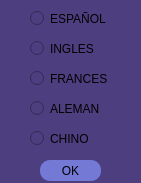
Old version of the form interfaz/idiomas.ui in the repository Supranet-ar/tvip.
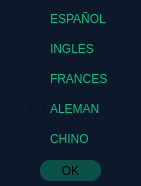
New version of the form.

Commit message: Tarea:Cambio de idiomas y perfiles mediante API

Patch:
```diff
--- a/interfaz/idiomas.ui
+++ b/interfaz/idiomas.ui
@@ -7,14 +7,15 @@
     <x>0</x>
     <y>0</y>
     <width>141</width>
-    <height>183</height>
+    <height>186</height>
    </rect>
   </property>
   <property name="windowTitle">
    <string>Dialog</string>
   </property>
   <property name="styleSheet">
-   <string notr="true">background-color: rgb(77, 62, 127);</string>
+   <string notr="true">background-color: rgb(77, 62, 127);
+background-color: rgb(13, 25, 43);</string>
   </property>
   <widget class="QRadioButton" name="radioButton">
    <property name="geometry">
@@ -25,6 +26,124 @@
      <height>17</height>
     </rect>
    </property>
+   <property name="palette">
+    <palette>
+     <active>
+      <colorrole role="WindowText">
+       <brush brushstyle="SolidPattern">
+        <color alpha="255">
+         <red>9</red>
+         <green>193</green>
+         <blue>132</blue>
+        </color>
+       </brush>
+      </colorrole>
+      <colorrole role="Button">
+       <brush brushstyle="SolidPattern">
+        <color alpha="255">
+         <red>13</red>
+         <green>25</green>
+         <blue>43</blue>
+        </color>
+       </brush>
+      </colorrole>
+      <colorrole role="Base">
+       <brush brushstyle="SolidPattern">
+        <color alpha="255">
+         <red>13</red>
+         <green>25</green>
+         <blue>43</blue>
+        </color>
+       </brush>
+      </colorrole>
+      <colorrole role="Window">
+       <brush brushstyle="SolidPattern">
+        <color alpha="255">
+         <red>13</red>
+         <green>25</green>
+         <blue>43</blue>
+        </color>
+       </brush>
+      </colorrole>
+     </active>
+     <inactive>
+      <colorrole role="WindowText">
+       <brush brushstyle="SolidPattern">
+        <color alpha="255">
+         <red>9</red>
+         <green>193</green>
+         <blue>132</blue>
+        </color>
+       </brush>
+      </colorrole>
+      <colorrole role="Button">
+       <brush brushstyle="SolidPattern">
+        <color alpha="255">
+         <red>13</red>
+         <green>25</green>
+         <blue>43</blue>
+        </color>
+       </brush>
+      </colorrole>
+      <colorrole role="Base">
+       <brush brushstyle="SolidPattern">
+        <color alpha="255">
+         <red>13</red>
+         <green>25</green>
+         <blue>43</blue>
+        </color>
+       </brush>
+      </colorrole>
+      <colorrole role="Window">
+       <brush brushstyle="SolidPattern">
+        <color alpha="255">
+         <red>13</red>
+         <green>25</green>
+         <blue>43</blue>
+        </color>
+       </brush>
+      </colorrole>
+     </inactive>
+     <disabled>
+      <colorrole role="WindowText">
+       <brush brushstyle="SolidPattern">
+        <color alpha="255">
+         <red>120</red>
+         <green>120</green>
+         <blue>120</blue>
+        </color>
+       </brush>
+      </colorrole>
+      <colorrole role="Button">
+       <brush brushstyle="SolidPattern">
+        <color alpha="255">
+         <red>13</red>
+         <green>25</green>
+         <blue>43</blue>
+        </color>
+       </brush>
+      </colorrole>
+      <colorrole role="Base">
+       <brush brushstyle="SolidPattern">
+        <color alpha="255">
+         <red>13</red>
+         <green>25</green>
+         <blue>43</blue>
+        </color>
+       </brush>
+      </colorrole>
+      <colorrole role="Window">
+       <brush brushstyle="SolidPattern">
+        <color alpha="255">
+         <red>13</red>
+         <green>25</green>
+         <blue>43</blue>
+        </color>
+       </brush>
+      </colorrole>
+     </disabled>
+    </palette>
+   </property>
    <property name="styleSheet">
     <string notr="true">font: 75 8pt &quot;MS Shell Dlg 2&quot;;</string>
    </property>
@@ -41,6 +160,127 @@
      <height>17</height>
     </rect>
    </property>
+   <property name="palette">
+    <palette>
+     <active>
+      <colorrole role="WindowText">
+       <brush brushstyle="SolidPattern">
+        <color alpha="255">
+         <red>9</red>
+         <green>193</green>
+         <blue>132</blue>
+        </color>
+       </brush>
+      </colorrole>
+      <colorrole role="Button">
+       <brush brushstyle="SolidPattern">
+        <color alpha="255">
+         <red>13</red>
+         <green>25</green>
+         <blue>43</blue>
+        </color>
+       </brush>
+      </colorrole>
+      <colorrole role="Base">
+       <brush brushstyle="SolidPattern">
+        <color alpha="255">
+         <red>13</red>
+         <green>25</green>
+         <blue>43</blue>
+        </color>
+       </brush>
+      </colorrole>
+      <colorrole role="Window">
+       <brush brushstyle="SolidPattern">
+        <color alpha="255">
+         <red>13</red>
+         <green>25</green>
+         <blue>43</blue>
+        </color>
+       </brush>
+      </colorrole>
+     </active>
+     <inactive>
+      <colorrole role="WindowText">
+       <brush brushstyle="SolidPattern">
+        <color alpha="255">
+         <red>9</red>
+         <green>193</green>
+         <blue>132</blue>
+        </color>
+       </brush>
+      </colorrole>
+      <colorrole role="Button">
+       <brush brushstyle="SolidPattern">
+        <color alpha="255">
+         <red>13</red>
+         <green>25</green>
+         <blue>43</blue>
+        </color>
+       </brush>
+      </colorrole>
+      <colorrole role="Base">
+       <brush brushstyle="SolidPattern">
+        <color alpha="255">
+         <red>13</red>
+         <green>25</green>
+         <blue>43</blue>
+        </color>
+       </brush>
+      </colorrole>
+      <colorrole role="Window">
+       <brush brushstyle="SolidPattern">
+        <color alpha="255">
+         <red>13</red>
+         <green>25</green>
+         <blue>43</blue>
+        </color>
+       </brush>
+      </colorrole>
+     </inactive>
+     <disabled>
+      <colorrole role="WindowText">
+       <brush brushstyle="SolidPattern">
+        <color alpha="255">
+         <red>120</red>
+         <green>120</green>
+         <blue>120</blue>
+        </color>
+       </brush>
+      </colorrole>
+      <colorrole role="Button">
+       <brush brushstyle="SolidPattern">
+        <color alpha="255">
+         <red>13</red>
+         <green>25</green>
+         <blue>43</blue>
+        </color>
+       </brush>
+      </colorrole>
+      <colorrole role="Base">
+       <brush brushstyle="SolidPattern">
+        <color alpha="255">
+         <red>13</red>
+         <green>25</green>
+         <blue>43</blue>
+        </color>
+       </brush>
+      </colorrole>
+      <colorrole role="Window">
+       <brush brushstyle="SolidPattern">
+        <color alpha="255">
+         <red>13</red>
+         <green>25</green>
+         <blue>43</blue>
+        </color>
+       </brush>
+      </colorrole>
+     </disabled>
+    </palette>
+   </property>
+   <property name="styleSheet">
+    <string notr="true">font: 75 11pt &quot;Bahnschrift Condensed&quot;;</string>
+   </property>
    <property name="text">
     <string>INGLES</string>
    </property>
@@ -54,6 +294,127 @@
      <height>17</height>
     </rect>
    </property>
+   <property name="palette">
+    <palette>
+     <active>
+      <colorrole role="WindowText">
+       <brush brushstyle="SolidPattern">
+        <color alpha="255">
+         <red>9</red>
+         <green>193</green>
+         <blue>132</blue>
+        </color>
+       </brush>
+      </colorrole>
+      <colorrole role="Button">
+       <brush brushstyle="SolidPattern">
+        <color alpha="255">
+         <red>13</red>
+         <green>25</green>
+         <blue>43</blue>
+        </color>
+       </brush>
+      </colorrole>
+      <colorrole role="Base">
+       <brush brushstyle="SolidPattern">
+        <color alpha="255">
+         <red>13</red>
+         <green>25</green>
+         <blue>43</blue>
+        </color>
+       </brush>
+      </colorrole>
+      <colorrole role="Window">
+       <brush brushstyle="SolidPattern">
+        <color alpha="255">
+         <red>13</red>
+         <green>25</green>
+         <blue>43</blue>
+        </color>
+       </brush>
+      </colorrole>
+     </active>
+     <inactive>
+      <colorrole role="WindowText">
+       <brush brushstyle="SolidPattern">
+        <color alpha="255">
+         <red>9</red>
+         <green>193</green>
+         <blue>132</blue>
+        </color>
+       </brush>
+      </colorrole>
+      <colorrole role="Button">
+       <brush brushstyle="SolidPattern">
+        <color alpha="255">
+         <red>13</red>
+         <green>25</green>
+         <blue>43</blue>
+        </color>
+       </brush>
+      </colorrole>
+      <colorrole role="Base">
+       <brush brushstyle="SolidPattern">
+        <color alpha="255">
+         <red>13</red>
+         <green>25</green>
+         <blue>43</blue>
+        </color>
+       </brush>
+      </colorrole>
+      <colorrole role="Window">
+       <brush brushstyle="SolidPattern">
+        <color alpha="255">
+         <red>13</red>
+         <green>25</green>
+         <blue>43</blue>
+        </color>
+       </brush>
+      </colorrole>
+     </inactive>
+     <disabled>
+      <colorrole role="WindowText">
+       <brush brushstyle="SolidPattern">
+        <color alpha="255">
+         <red>120</red>
+         <green>120</green>
+         <blue>120</blue>
+        </color>
+       </brush>
+      </colorrole>
+      <colorrole role="Button">
+       <brush brushstyle="SolidPattern">
+        <color alpha="255">
+         <red>13</red>
+         <green>25</green>
+         <blue>43</blue>
+        </color>
+       </brush>
+      </colorrole>
+      <colorrole role="Base">
+       <brush brushstyle="SolidPattern">
+        <color alpha="255">
+         <red>13</red>
+         <green>25</green>
+         <blue>43</blue>
+        </color>
+       </brush>
+      </colorrole>
+      <colorrole role="Window">
+       <brush brushstyle="SolidPattern">
+        <color alpha="255">
+         <red>13</red>
+         <green>25</green>
+         <blue>43</blue>
+        </color>
+       </brush>
+      </colorrole>
+     </disabled>
+    </palette>
+   </property>
+   <property name="styleSheet">
+    <string notr="true">font: 75 11pt &quot;Bahnschrift Condensed&quot;;</string>
+   </property>
    <property name="text">
     <string>FRANCES</string>
    </property>
@@ -67,6 +428,127 @@
      <height>17</height>
     </rect>
    </property>
+   <property name="palette">
+    <palette>
+     <active>
+      <colorrole role="WindowText">
+       <brush brushstyle="SolidPattern">
+        <color alpha="255">
+         <red>9</red>
+         <green>193</green>
+         <blue>132</blue>
+        </color>
+       </brush>
+      </colorrole>
+      <colorrole role="Button">
+       <brush brushstyle="SolidPattern">
+        <color alpha="255">
+         <red>13</red>
+         <green>25</green>
+         <blue>43</blue>
+        </color>
+       </brush>
+      </colorrole>
+      <colorrole role="Base">
+       <brush brushstyle="SolidPattern">
+        <color alpha="255">
+         <red>13</red>
+         <green>25</green>
+         <blue>43</blue>
+        </color>
+       </brush>
+      </colorrole>
+      <colorrole role="Window">
+       <brush brushstyle="SolidPattern">
+        <color alpha="255">
+         <red>13</red>
+         <green>25</green>
+         <blue>43</blue>
+        </color>
+       </brush>
+      </colorrole>
+     </active>
+     <inactive>
+      <colorrole role="WindowText">
+       <brush brushstyle="SolidPattern">
+        <color alpha="255">
+         <red>9</red>
+         <green>193</green>
+         <blue>132</blue>
+        </color>
+       </brush>
+      </colorrole>
+      <colorrole role="Button">
+       <brush brushstyle="SolidPattern">
+        <color alpha="255">
+         <red>13</red>
+         <green>25</green>
+         <blue>43</blue>
+        </color>
+       </brush>
+      </colorrole>
+      <colorrole role="Base">
+       <brush brushstyle="SolidPattern">
+        <color alpha="255">
+         <red>13</red>
+         <green>25</green>
+         <blue>43</blue>
+        </color>
+       </brush>
+      </colorrole>
+      <colorrole role="Window">
+       <brush brushstyle="SolidPattern">
+        <color alpha="255">
+         <red>13</red>
+         <green>25</green>
+         <blue>43</blue>
+        </color>
+       </brush>
+      </colorrole>
+     </inactive>
+     <disabled>
+      <colorrole role="WindowText">
+       <brush brushstyle="SolidPattern">
+        <color alpha="255">
+         <red>120</red>
+         <green>120</green>
+         <blue>120</blue>
+        </color>
+       </brush>
+      </colorrole>
+      <colorrole role="Button">
+       <brush brushstyle="SolidPattern">
+        <color alpha="255">
+         <red>13</red>
+         <green>25</green>
+         <blue>43</blue>
+        </color>
+       </brush>
+      </colorrole>
+      <colorrole role="Base">
+       <brush brushstyle="SolidPattern">
+        <color alpha="255">
+         <red>13</red>
+         <green>25</green>
+         <blue>43</blue>
+        </color>
+       </brush>
+      </colorrole>
+      <colorrole role="Window">
+       <brush brushstyle="SolidPattern">
+        <color alpha="255">
+         <red>13</red>
+         <green>25</green>
+         <blue>43</blue>
+        </color>
+       </brush>
+      </colorrole>
+     </disabled>
+    </palette>
+   </property>
+   <property name="styleSheet">
+    <string notr="true">font: 75 11pt &quot;Bahnschrift Condensed&quot;;</string>
+   </property>
    <property name="text">
     <string>ALEMAN</string>
    </property>
@@ -80,6 +562,127 @@
      <height>17</height>
     </rect>
    </property>
+   <property name="palette">
+    <palette>
+     <active>
+      <colorrole role="WindowText">
+       <brush brushstyle="SolidPattern">
+        <color alpha="255">
+         <red>9</red>
+         <green>193</green>
+         <blue>132</blue>
+        </color>
+       </brush>
+      </colorrole>
+      <colorrole role="Button">
+       <brush brushstyle="SolidPattern">
+        <color alpha="255">
+         <red>13</red>
+         <green>25</green>
+         <blue>43</blue>
+        </color>
+       </brush>
+      </colorrole>
+      <colorrole role="Base">
+       <brush brushstyle="SolidPattern">
+        <color alpha="255">
+         <red>13</red>
+         <green>25</green>
+         <blue>43</blue>
+        </color>
+       </brush>
+      </colorrole>
+      <colorrole role="Window">
+       <brush brushstyle="SolidPattern">
+        <color alpha="255">
+         <red>13</red>
+         <green>25</green>
+         <blue>43</blue>
+        </color>
+       </brush>
+      </colorrole>
+     </active>
+     <inactive>
+      <colorrole role="WindowText">
+       <brush brushstyle="SolidPattern">
+        <color alpha="255">
+         <red>9</red>
+         <green>193</green>
+         <blue>132</blue>
+        </color>
+       </brush>
+      </colorrole>
+      <colorrole role="Button">
+       <brush brushstyle="SolidPattern">
+        <color alpha="255">
+         <red>13</red>
+         <green>25</green>
+         <blue>43</blue>
+        </color>
+       </brush>
+      </colorrole>
+      <colorrole role="Base">
+       <brush brushstyle="SolidPattern">
+        <color alpha="255">
+         <red>13</red>
+         <green>25</green>
+         <blue>43</blue>
+        </color>
+       </brush>
+      </colorrole>
+      <colorrole role="Window">
+       <brush brushstyle="SolidPattern">
+        <color alpha="255">
+         <red>13</red>
+         <green>25</green>
+         <blue>43</blue>
+        </color>
+       </brush>
+      </colorrole>
+     </inactive>
+     <disabled>
+      <colorrole role="WindowText">
+       <brush brushstyle="SolidPattern">
+        <color alpha="255">
+         <red>120</red>
+         <green>120</green>
+         <blue>120</blue>
+        </color>
+       </brush>
+      </colorrole>
+      <colorrole role="Button">
+       <brush brushstyle="SolidPattern">
+        <color alpha="255">
+         <red>13</red>
+         <green>25</green>
+         <blue>43</blue>
+        </color>
+       </brush>
+      </colorrole>
+      <colorrole role="Base">
+       <brush brushstyle="SolidPattern">
+        <color alpha="255">
+         <red>13</red>
+         <green>25</green>
+         <blue>43</blue>
+        </color>
+       </brush>
+      </colorrole>
+      <colorrole role="Window">
+       <brush brushstyle="SolidPattern">
+        <color alpha="255">
+         <red>13</red>
+         <green>25</green>
+         <blue>43</blue>
+        </color>
+       </brush>
+      </colorrole>
+     </disabled>
+    </palette>
+   </property>
+   <property name="styleSheet">
+    <string notr="true">font: 75 11pt &quot;Bahnschrift Condensed&quot;;</string>
+   </property>
    <property name="text">
     <string>CHINO</string>
    </property>
@@ -94,8 +697,9 @@
     </rect>
    </property>
    <property name="styleSheet">
-    <string notr="true">background-color: rgb(115, 121, 212);
-border-radius:10px;</string>
+    <string notr="true">background-color: rgb(12, 81, 73);
+border-radius:10px;
+font: 75 10pt &quot;Bahnschrift Condensed&quot;;</string>
    </property>
    <property name="text">
     <string>OK</string>
```
Left out of the diff: 12 changed lines with no effect on the pictures. The commit also changes 4 other files.
